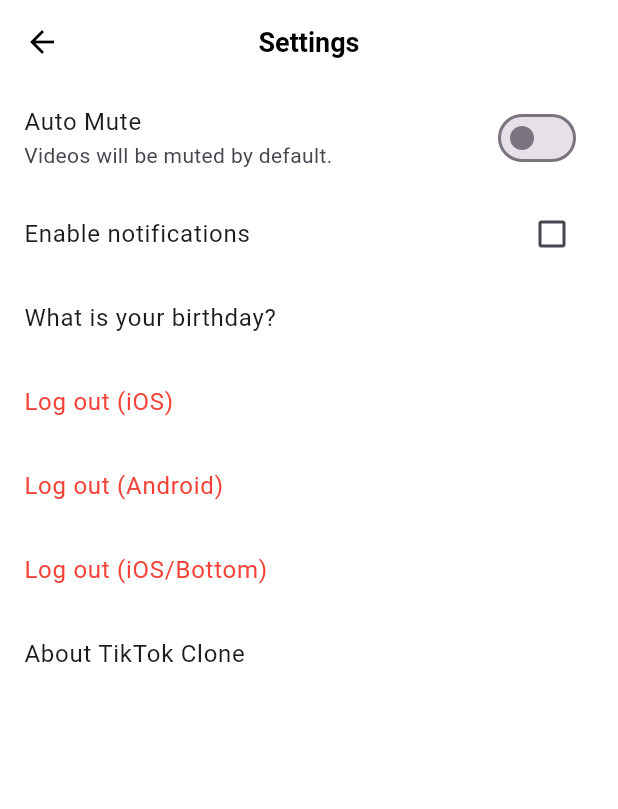
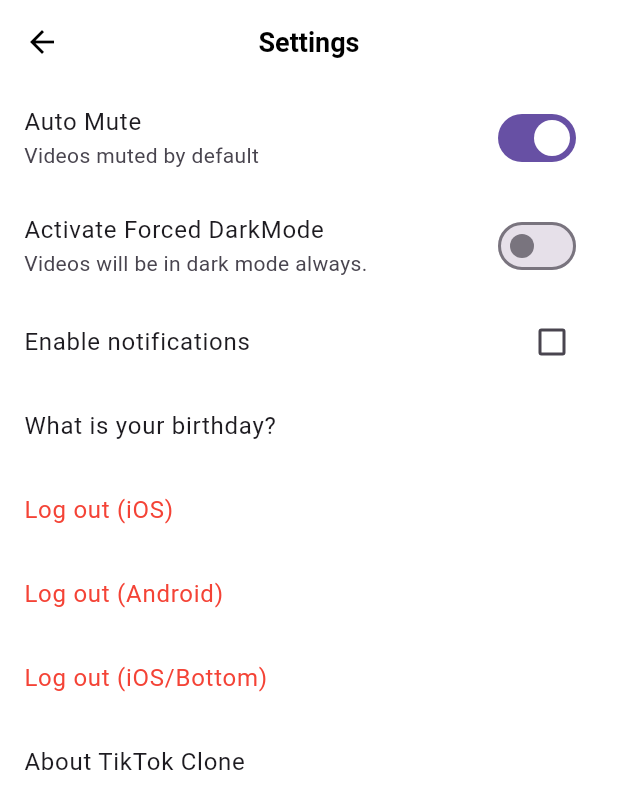
Before and after one commit to KyeongweonPark/tiktok_clone, a Flutter app: the SettingsScreen screen opened directly, after a tap on "Auto Mute", on a phone screen of 412 x 824 dp. Shown: the top 809 px of the screen. Run offline on Flutter 3.47's test engine with Material 2 defaults, Android fonts, the phone set to English and light mode, and no system bars; our stand-ins replace camera, font_awesome_flutter, gallery_saver, go_router, image_picker, permission_handler and 2 more; network calls fail.

```diff
--- /dev/null
+++ b/lib/common/theme_config.dart
@@ -0,0 +1,3 @@
+import 'package:flutter/material.dart';
+
+final forcedDarkMode = ValueNotifier(false);
--- a/lib/common/widgets/video_config/video_config.dart
+++ b/lib/common/widgets/video_config/video_config.dart
@@ -1,51 +1,18 @@
 import 'package:flutter/material.dart';
 
-class VideoConfigData extends InheritedWidget {
-  final bool autoMute;
+// final videoConfig = ValueNotifier(false);
 
-  final void Function() toggleMuted;
+class VideoConfig extends ChangeNotifier {
+  bool isMuted = false;
+  bool isAutoplay = false;
 
-  const VideoConfigData({
-    super.key,
-    required this.toggleMuted,
-    required this.autoMute,
-    required super.child,
-  });
-
-  static VideoConfigData of(BuildContext context) {
-    return context.dependOnInheritedWidgetOfExactType()!;
+  void toggleIsMuted() {
+    isMuted = !isMuted;
+    notifyListeners();
   }
 
-  @override
-  bool updateShouldNotify(covariant InheritedWidget oldWidget) {
-    // TODO: implement updateShouldNotify
-    return true;
+  void toggleAutoplay() {
+    isAutoplay = !isAutoplay;
+    notifyListeners();
   }
 }
-
-class VideoConfig extends StatefulWidget {
-  final Widget child;
-  const VideoConfig({super.key, required this.child});
-
-  @override
-  State<VideoConfig> createState() => _VideoConfigState();
-}
-
-class _VideoConfigState extends State<VideoConfig> {
-  bool autoMute = true;
-
-  void toggleMuted() {
-    setState(() {
-      autoMute = !autoMute;
-    });
-  }
-
-  @override
-  Widget build(BuildContext context) {
-    return VideoConfigData(
-      autoMute: autoMute,
-      toggleMuted: toggleMuted,
-      child: widget.child,
-    );
-  }
-}
--- a/lib/features/settings/settings_screen.dart
+++ b/lib/features/settings/settings_screen.dart
@@ -2,6 +2,8 @@ import 'package:flutter/cupertino.dart';
 import 'package:flutter/foundation.dart';
 import 'package:flutter/material.dart';
 import 'package:font_awesome_flutter/font_awesome_flutter.dart';
+import 'package:provider/provider.dart';
+import 'package:tiktok_clone/common/theme_config.dart';
 import 'package:tiktok_clone/common/widgets/video_config/video_config.dart';
 
 class SettingsScreen extends StatefulWidget {
@@ -29,12 +31,21 @@ class _SettingsScreenState extends State<SettingsScreen> {
         body: ListView(
           children: [
             SwitchListTile.adaptive(
-              value: VideoConfigData.of(context).autoMute,
-              onChanged: (value) {
-                VideoConfigData.of(context).toggleMuted();
-              },
+              value: context.watch<VideoConfig>().isMuted,
+              onChanged: (value) => context.read<VideoConfig>().toggleIsMuted(),
               title: const Text("Auto Mute"),
-              subtitle: const Text("Videos will be muted by default."),
+              subtitle: const Text("Videos muted by default"),
+            ),
+            ValueListenableBuilder(
+              valueListenable: forcedDarkMode,
+              builder: (context, value, child) => SwitchListTile.adaptive(
+                value: forcedDarkMode.value,
+                onChanged: (value) {
+                  forcedDarkMode.value = !forcedDarkMode.value;
+                },
+                title: const Text("Activate Forced DarkMode"),
+                subtitle: const Text("Videos will be in dark mode always."),
+              ),
             ),
             CheckboxListTile(
               value: _notifications,
--- a/lib/features/videos/widgets/video_post.dart
+++ b/lib/features/videos/widgets/video_post.dart
@@ -1,6 +1,7 @@
 import 'package:flutter/foundation.dart';
 import 'package:flutter/material.dart';
 import 'package:font_awesome_flutter/font_awesome_flutter.dart';
+import 'package:provider/provider.dart';
 import 'package:tiktok_clone/common/widgets/video_config/video_config.dart';
 import 'package:tiktok_clone/constants/gaps.dart';
 import 'package:tiktok_clone/constants/sizes.dart';
@@ -121,7 +122,6 @@ class _VideoPostState extends State<VideoPost>
 
   @override
   Widget build(BuildContext context) {
-    VideoConfigData.of(context).autoMute;
     return VisibilityDetector(
       key: Key("${widget.index}"),
       onVisibilityChanged: _onVisibilityChanged,
@@ -160,6 +160,20 @@ class _VideoPostState extends State<VideoPost>
             ),
           ),
           Positioned(
+              left: 20,
+              top: 40,
+              child: IconButton(
+                onPressed: () {
+                  context.read<VideoConfig>().toggleIsMuted();
+                },
+                icon: FaIcon(
+                  context.watch<VideoConfig>().isMuted
+                      ? FontAwesomeIcons.volumeOff
+                      : FontAwesomeIcons.volumeHigh,
+                  color: Colors.white,
+                ),
+              )),
+          Positioned(
             left: 10,
             bottom: 20,
             child: Column(
@@ -184,18 +198,6 @@ class _VideoPostState extends State<VideoPost>
               ],
             ),
           ),
-          Positioned(
-              left: 20,
-              top: 40,
-              child: IconButton(
-                onPressed: VideoConfigData.of(context).toggleMuted,
-                icon: FaIcon(
-                  VideoConfigData.of(context).autoMute
-                      ? FontAwesomeIcons.volumeOff
-                      : FontAwesomeIcons.volumeHigh,
-                  color: Colors.white,
-                ),
-              )),
           Positioned(
               bottom: 20,
               right: 10,
--- a/lib/main.dart
+++ b/lib/main.dart
@@ -1,6 +1,8 @@
 import 'package:flutter/material.dart';
 import 'package:flutter/services.dart';
 import 'package:flutter_localizations/flutter_localizations.dart';
+import 'package:provider/provider.dart';
+import 'package:tiktok_clone/common/theme_config.dart';
 import 'package:tiktok_clone/common/widgets/video_config/video_config.dart';
 import 'package:tiktok_clone/constants/sizes.dart';
 import 'package:tiktok_clone/generated/l10n.dart';
@@ -14,14 +16,31 @@ void main() {
   runApp(const MyApp());
 }
 
-class MyApp extends StatelessWidget {
+class MyApp extends StatefulWidget {
   const MyApp({super.key});
+
+  @override
+  State<MyApp> createState() => _MyAppState();
+}
+
+class _MyAppState extends State<MyApp> {
+  bool _forcedDarkMode = forcedDarkMode.value;
 
   // This widget is the root of your application.
   @override
+  void initState() {
+    forcedDarkMode.addListener(() {
+      setState(() {
+        _forcedDarkMode = forcedDarkMode.value;
+      });
+    });
+  }
+
+  @override
   Widget build(BuildContext context) {
     // S.load(const Locale("en"));
-    return VideoConfig(
+    return MultiProvider(
+      providers: [ChangeNotifierProvider(create: (context) => VideoConfig())],
       child: MaterialApp.router(
         routerConfig: router,
         debugShowCheckedModeBanner: false,
@@ -36,7 +55,7 @@ class MyApp extends StatelessWidget {
           Locale("en"),
           Locale("ko"),
         ],
-        themeMode: ThemeMode.system,
+        themeMode: _forcedDarkMode ? ThemeMode.dark : ThemeMode.system,
         theme: ThemeData(
             useMaterial3: true,
             brightness: Brightness.light,
--- a/pubspec.yaml
+++ b/pubspec.yaml
@@ -53,6 +53,8 @@ dependencies:
   gallery_saver: 2.3.2
   image_picker: 0.8.6+1
 
+  provider: 6.0.5
+
 dev_dependencies:
   flutter_test:
     sdk: flutter
```
Also changed, not shown: pubspec.lock, 1 other file.
